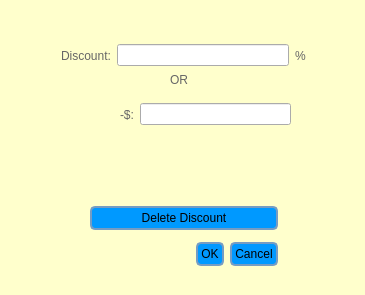
Before: the Qt Designer form new_start/UI_File/Discount.ui in maximustann/Bing_project, drawn with Qt 5.
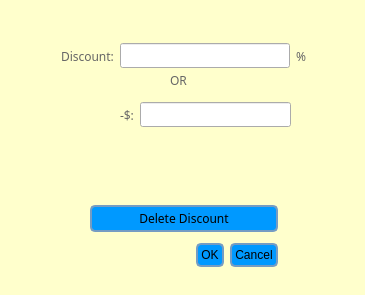
After: the same form once the commit is applied.

```diff
--- a/new_start/UI_File/Discount.ui
+++ b/new_start/UI_File/Discount.ui
@@ -10,6 +10,12 @@
     <height>295</height>
    </rect>
   </property>
+  <property name="font">
+   <font>
+    <family>Droid Serif</family>
+    <pointsize>24</pointsize>
+   </font>
+  </property>
   <property name="windowTitle">
    <string>Discount</string>
   </property>
@@ -79,6 +85,11 @@
      <height>20</height>
     </rect>
    </property>
+   <property name="font">
+    <font>
+     <family>Droid Serif</family>
+    </font>
+   </property>
    <property name="text">
     <string>OR</string>
    </property>
@@ -108,6 +119,11 @@
    <layout class="QVBoxLayout" name="verticalLayout">
     <item>
      <widget class="QPushButton" name="pushButton">
+      <property name="font">
+       <font>
+        <family>Droid Serif</family>
+       </font>
+      </property>
       <property name="text">
        <string>Delete Discount</string>
       </property>
@@ -131,19 +147,30 @@
      <x>120</x>
      <y>100</y>
      <width>171</width>
-     <height>29</height>
+     <height>30</height>
     </rect>
    </property>
    <layout class="QHBoxLayout" name="horizontalLayout_2">
     <item>
      <widget class="QLabel" name="label_4">
+      <property name="font">
+       <font>
+        <family>Droid Serif</family>
+       </font>
+      </property>
       <property name="text">
        <string>-$:</string>
       </property>
      </widget>
     </item>
     <item>
-     <widget class="QLineEdit" name="lineEdit_2"/>
+     <widget class="QLineEdit" name="lineEdit_2">
+      <property name="font">
+       <font>
+        <family>Droid Serif</family>
+       </font>
+      </property>
+     </widget>
     </item>
    </layout>
   </widget>
@@ -153,22 +180,38 @@
      <x>61</x>
      <y>41</y>
      <width>245</width>
-     <height>29</height>
+     <height>30</height>
     </rect>
    </property>
    <layout class="QHBoxLayout" name="horizontalLayout">
     <item>
      <widget class="QLabel" name="label">
+      <property name="font">
+       <font>
+        <family>Droid Serif</family>
+       </font>
+      </property>
       <property name="text">
        <string>Discount:</string>
       </property>
      </widget>
     </item>
     <item>
-     <widget class="QLineEdit" name="lineEdit"/>
+     <widget class="QLineEdit" name="lineEdit">
+      <property name="font">
+       <font>
+        <family>Droid Serif</family>
+       </font>
+      </property>
+     </widget>
     </item>
     <item>
      <widget class="QLabel" name="label_2">
+      <property name="font">
+       <font>
+        <family>Droid Serif</family>
+       </font>
+      </property>
       <property name="text">
        <string>%</string>
       </property>
```
